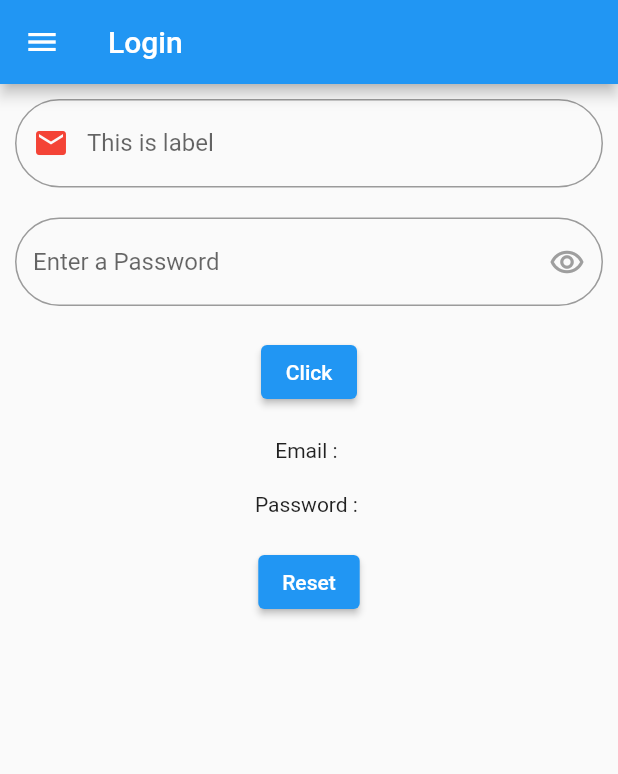
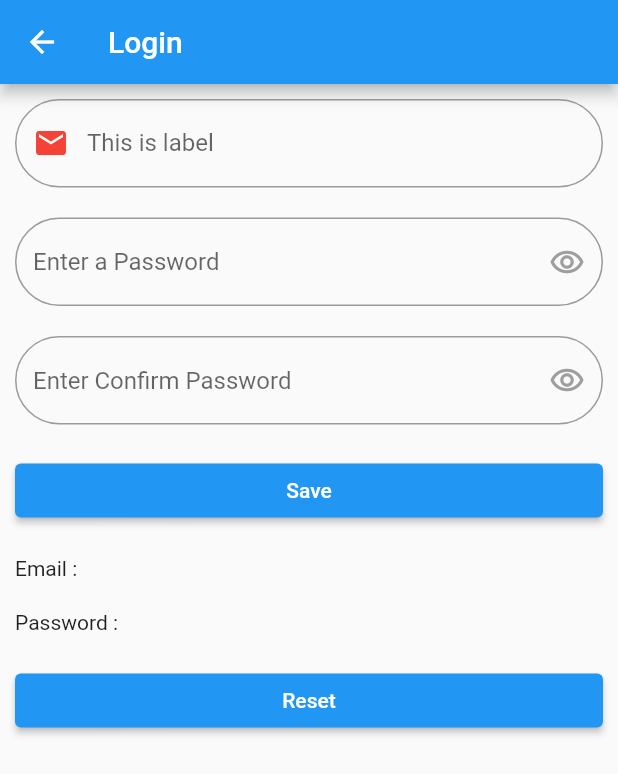
Before and after one commit to devatulparmar/batch730pm, a Flutter app: the LoginScreen screen opened by its route, after a tap on "Reset", on a phone screen of 412 x 824 dp. Shown: the top 774 px of the screen. Run offline on Flutter 3.47's test engine with Material 2 defaults, Android fonts, the phone set to English and light mode, and no system bars; our stand-ins replace cached_network_image, image_picker.

Commit message:
FocusNode, Email and Password validation using Regex

```diff
--- a/lib/login.dart
+++ b/lib/login.dart
@@ -1,6 +1,7 @@
 import 'package:batch730pm/home_screen.dart';
 import 'package:batch730pm/utils/common_snackbar.dart';
 import 'package:batch730pm/utils/const_colors.dart';
+import 'package:batch730pm/utils/ui_helper.dart';
 import 'package:batch730pm/widgets/common_drawer.dart';
 import 'package:flutter/material.dart';
 
@@ -15,6 +16,8 @@ class _LoginScreenState extends State<LoginScreen> {
   bool isObscureText = true;
   late TextEditingController _emailController;
   late TextEditingController _passwordController;
+  late TextEditingController _confirmPasswordController;
+  final FocusNode _confirmPassFocusNode = FocusNode();
   String emailText = '';
   final _formKey = GlobalKey<FormState>();
 
@@ -23,6 +26,7 @@ class _LoginScreenState extends State<LoginScreen> {
     super.initState();
     _emailController = TextEditingController();
     _passwordController = TextEditingController();
+    _confirmPasswordController = TextEditingController();
   }
 
   @override
@@ -30,11 +34,13 @@ class _LoginScreenState extends State<LoginScreen> {
     super.dispose();
     _emailController.dispose();
     _passwordController.dispose();
+    _confirmPasswordController.dispose();
   }
 
   _clearData() {
     _emailController.clear();
     _passwordController.clear();
+    _confirmPasswordController.clear();
   }
 
   @override
@@ -44,7 +50,7 @@ class _LoginScreenState extends State<LoginScreen> {
         backgroundColor: primaryColor,
         title: const Text('Login'),
       ),
-      drawer: const CommonDrawer(),
+      // drawer: const CommonDrawer(),
       body: Padding(
         padding: const EdgeInsets.all(10),
         child: Form(
@@ -53,10 +59,11 @@ class _LoginScreenState extends State<LoginScreen> {
           onChanged: () {
             Form.of(primaryFocus!.context!).save();
           },
-          child: Column(
+          child: ListView(
             children: [
               TextFormField(
                 controller: _emailController,
+                textInputAction: TextInputAction.next,
                 decoration: InputDecoration(
                   border: OutlineInputBorder(
                     borderRadius: BorderRadius.circular(35),
@@ -72,19 +79,18 @@ class _LoginScreenState extends State<LoginScreen> {
                   // This optional block of code can be used to run
                   // code when the user saves the form.
                 },
-                validator: (String? s) {
-                  if (s == null || s.isEmpty) {
-                    return 'Please enter some text';
-                  }
-                  return null;
-                },
+                validator: (String? obj) => UIHelper.emailValidation(obj!),
               ),
               const SizedBox(
                 height: 20,
               ),
-              TextField(
+              TextFormField(
                 controller: _passwordController,
                 obscureText: isObscureText,
+                textInputAction: TextInputAction.next,
+                onEditingComplete: (){
+                  _confirmPassFocusNode.requestFocus();
+                },
                 decoration: InputDecoration(
                   border: OutlineInputBorder(
                     borderRadius: BorderRadius.circular(35),
@@ -106,6 +112,69 @@ class _LoginScreenState extends State<LoginScreen> {
                       borderSide:
                           const BorderSide(color: Colors.green, width: 2)),
                 ),
+                validator: (String? s) {
+                  if (s == null || s.isEmpty) {
+                    return 'Please enter password';
+                  } else if (!RegExp(r'^(?=.*?[A-Z])').hasMatch(s)) {
+                    return "Should contain at least one upper case";
+                  } else if (!RegExp(r'^(?=.*[a-z])').hasMatch(s)) {
+                    return "Should contain at least one lower case";
+                  } else if (!RegExp(r'^(?=.*?[0-9])').hasMatch(s)) {
+                    return "Should contain at least one digit";
+                  } else if (!RegExp(r'^(?=.*?[!@#\$&*~])').hasMatch(s)) {
+                    return "Should contain at least one Special character";
+                  } else if (!RegExp(r'^.{8,}').hasMatch(s)) {
+                    return "Must be at least 8 characters in length ";
+                  } else {
+                    return null;
+                  }
+                },
+              ),
+              const SizedBox(
+                height: 20,
+              ),
+              TextFormField(
+                controller: _confirmPasswordController,
+                obscureText: isObscureText,
+                focusNode: _confirmPassFocusNode,
+                textInputAction: TextInputAction.go,
+                onFieldSubmitted: (String s){
+                  if(_formKey.currentState!.validate()){
+                    _formKey.currentState!.save();
+                    /// API call
+                    print('onFieldSubmitted called');
+                  }
+                },
+                decoration: InputDecoration(
+                  border: OutlineInputBorder(
+                    borderRadius: BorderRadius.circular(35),
+                  ),
+                  hintText: "Enter Confirm Password",
+                  suffixIcon: IconButton(
+                    onPressed: () {
+                      setState(() {
+                        isObscureText = !isObscureText;
+                      });
+                    },
+                    icon: Icon(
+                      Icons.remove_red_eye_outlined,
+                      color: isObscureText ? Colors.grey : Colors.blue,
+                    ),
+                  ),
+                  focusedBorder: OutlineInputBorder(
+                      borderRadius: BorderRadius.circular(35),
+                      borderSide:
+                          const BorderSide(color: Colors.green, width: 2)),
+                ),
+                validator: (String? s) {
+                  if (s == null || s.isEmpty) {
+                    return 'Please enter password';
+                  } else if (s != _passwordController.text) {
+                    return "Both password must be same!";
+                  } else {
+                    return null;
+                  }
+                },
               ),
               const SizedBox(height: 20),
               ElevatedButton(
@@ -117,7 +186,7 @@ class _LoginScreenState extends State<LoginScreen> {
                       context: context,
                       snackBarAction: SnackBarAction(
                         label: "",
-                        onPressed: (){},
+                        onPressed: () {},
                       ),
                     );
                     // ScaffoldMessenger.of(context).showSnackBar(const SnackBar(
@@ -125,12 +194,10 @@ class _LoginScreenState extends State<LoginScreen> {
                     //   backgroundColor: Colors.green,
                     //   padding: EdgeInsets.all(10),
                     // ));
-                  } else {
-
-                  }
+                  } else {}
                   setState(() {});
                 },
-                child: const Text('Click'),
+                child: const Text('Save'),
               ),
               const SizedBox(height: 20),
               Text('Email : ${_emailController.text}'),
--- /dev/null
+++ b/lib/utils/ui_helper.dart
@@ -0,0 +1,11 @@
+class UIHelper {
+  static emailValidation(String s) {
+    if (s.isEmpty) {
+      return 'Please enter an email';
+    } else if (!RegExp(r"^[a-zA-Z0-9.a-zA-Z0-9.!#$%&'*+-/=?^_`{|}~]+@[a-zA-Z0-9]+\.[a-zA-Z]+").hasMatch(s)) {
+      return 'Enter valid email';
+    } else {
+      return null;
+    }
+  }
+}
```
Also changed, not shown: lib/register_screen.dart (+125 -114 lines).
